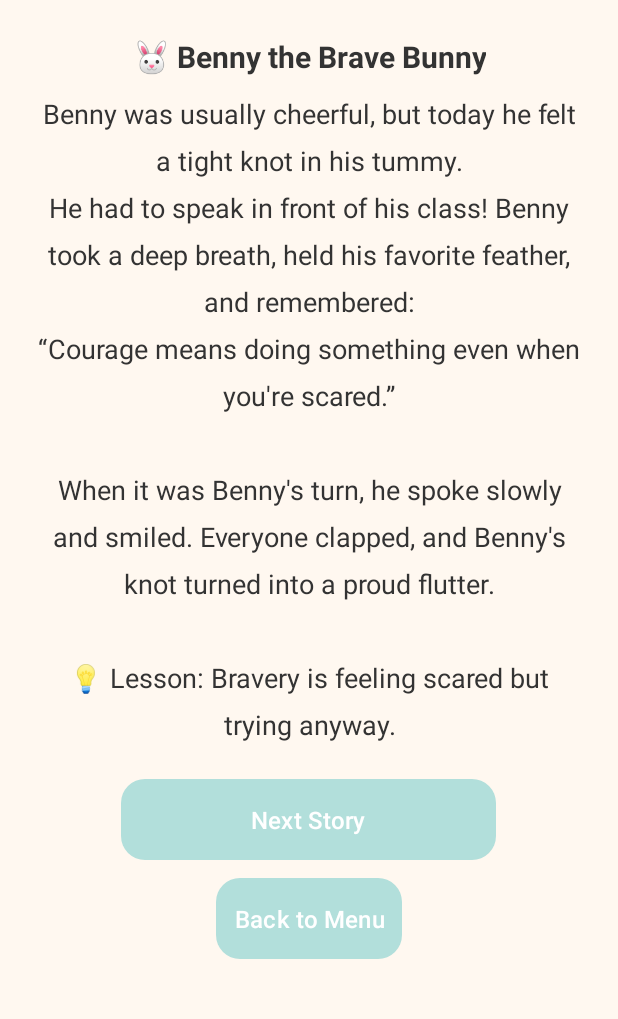
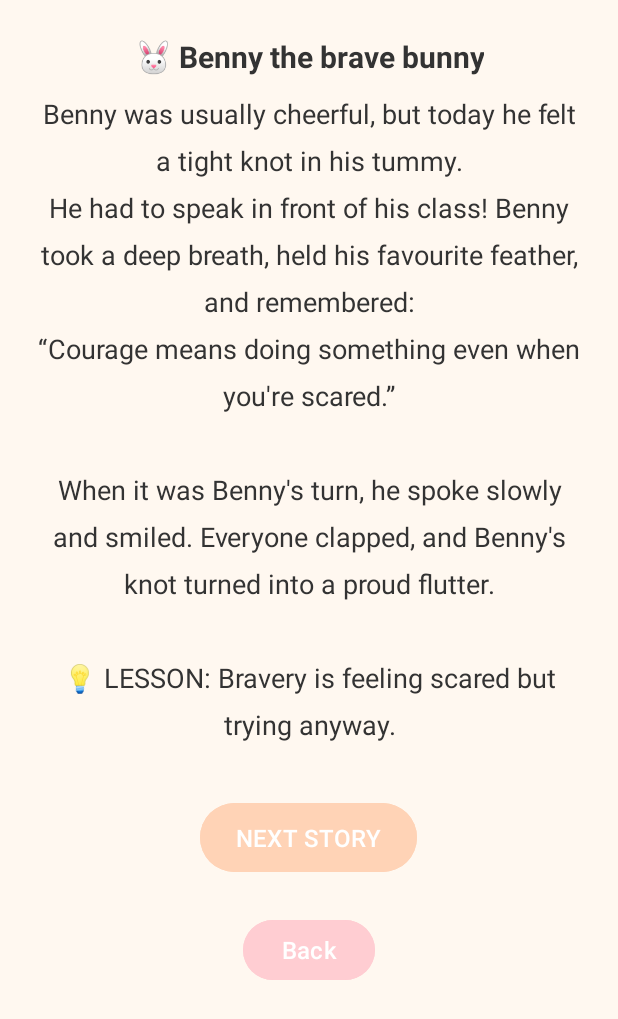
Before and after one commit to noeliarozado/FeelingsExplorer, an Android app: the StoryActivity screen opened directly, with no data from a screen before it, on a phone screen of 412 x 824 dp. Shown: the top 1019 px of the screen. Run offline under Robolectric (Android 15) with nearby library versions, the phone set to English and light mode, and no system bars.

Commit message:
Improved stories

```diff
--- a/app/src/main/java/com/example/feelingsexplorer/StoryActivity.kt
+++ b/app/src/main/java/com/example/feelingsexplorer/StoryActivity.kt
@@ -13,74 +13,74 @@ class StoryActivity : AppCompatActivity() {
     private lateinit var btnBack: Button
 
     private val stories = listOf(
-        Pair("🐰 Benny the Brave Bunny", """
+        Pair("🐰 Benny the brave bunny", """
             Benny was usually cheerful, but today he felt a tight knot in his tummy.
-            He had to speak in front of his class! Benny took a deep breath, held his favorite feather, and remembered:
+            He had to speak in front of his class! Benny took a deep breath, held his favourite feather, and remembered:
             “Courage means doing something even when you're scared.”
 
             When it was Benny's turn, he spoke slowly and smiled. Everyone clapped, and Benny's knot turned into a proud flutter.
 
-            💡 Lesson: Bravery is feeling scared but trying anyway.
+            💡 LESSON: Bravery is feeling scared but trying anyway.
         """.trimIndent()),
 
-        Pair("🐢 Timmy the Turtle’s Angry Day", """
-            Timmy loved coloring. But when Mia grabbed his crayon, he shouted and stormed off.
+        Pair("🐢 Timmy the turtle’s angry day", """
+            Timmy loved colouring. But when Mia grabbed his crayon, he shouted and stormed off.
 
             Miss Owl saw everything. “Timmy, let’s take deep breaths,” she said. After 5 slow breaths, Timmy felt better.
 
             Later, he told Mia how he felt — with calm words. She said sorry and gave him a sticker.
 
-            💡 Lesson: Anger is okay, but calm words help more.
+            💡 LESSON: Anger is okay, but calm words help more.
         """.trimIndent()),
 
-        Pair("🐘 Ellie and the Thunderstorm", """
-            Ellie the Elephant hated storms. One night, she hid under her bed.
+        Pair("🐘 Ellie and the thunderstorm", """
+            Ellie the elephant hated storms. One night, she hid under her bed.
 
             Her sister Emma taught her a breathing trick — “Smell the flower, blow out the candle.” It helped!
 
             Ellie still heard thunder, but she felt braver with her sister’s help.
 
-            💡 Lesson: Breathing and connection help us feel calm.
+            💡 LESSON: Breathing and connection help us feel calm.
         """.trimIndent()),
 
-        Pair("🦊 Fiona the Fox Finds a Friend", """
+        Pair("🦊 Fiona the fox finds a friend", """
             Fiona just moved to a new forest and felt shy.
 
             She saw a little fox struggling with shoelaces. She helped him. “Thanks,” he smiled. “I’m Leo.”
 
             From that day, Fiona and Leo played together every recess.
 
-            💡 Lesson: Helping others can create new friendships.
+            💡 LESSON: Helping others can create new friendships.
         """.trimIndent()),
 
-        Pair("🐻 Bea the Bear’s Deep Breaths Before Bed", """
-            Bea the Bear was full of energy at bedtime. She tossed and turned, thinking about the next day.
+        Pair("🐻 Bea the bear’s deep breaths before bed", """
+            Bea the bear was full of energy at bedtime. She tossed and turned, thinking about the next day.
 
             Her dad said, “Let’s try the 4-4-4 trick: Breathe in for 4, hold for 4, out for 4.” They did it together.
 
             Bea’s eyes got heavy. She snuggled under her blanket and drifted to sleep.
 
-            💡 Lesson: Calm breathing helps our minds rest.
+            💡 LESSON: Calm breathing helps our minds rest.
         """.trimIndent()),
 
-        Pair("🐱 Cleo the Cat and the Lost Toy", """
+        Pair("🐱 Cleo the cat and the lost toy", """
             Cleo couldn’t find her favorite toy mouse. She meowed, searched everywhere, and even cried.
 
             Her grandma said, “Let’s pause, breathe, and think.” Cleo closed her eyes and remembered: it was under the couch!
 
             She felt proud for calming down and solving the problem.
 
-            💡 Lesson: Pausing helps us think clearly.
+            💡 LESSON: Pausing helps us think clearly.
         """.trimIndent()),
 
-        Pair("🐦 Pip the Parrot Learns to Listen", """
+        Pair("🐦 Pip the parrot learns to listen", """
             Pip loved talking — squawk, squawk, squawk! But during games, he interrupted his friends a lot.
 
             One day, Ellie the Elephant said, “Pip, we feel unheard.” Pip felt sad.
 
             He practiced listening and waiting his turn. His friends noticed — and gave him a shiny listening badge!
 
-            💡 Lesson: Listening helps everyone feel valued.
+            💡 LESSON: Listening helps everyone feel valued.
         """.trimIndent())
     )
 
--- a/app/src/main/res/layout/activity_parents_guide.xml
+++ b/app/src/main/res/layout/activity_parents_guide.xml
@@ -122,7 +122,7 @@
             android:gravity="center"
             android:paddingBottom="24dp" />
 
-        <!-- Back Button -->
+        <!-- Back button -->
         <Button
             android:id="@+id/btnBack"
             android:layout_width="wrap_content"
--- a/app/src/main/res/layout/activity_story.xml
+++ b/app/src/main/res/layout/activity_story.xml
@@ -35,14 +35,32 @@
 
         <Button
             android:id="@+id/btnNextStory"
-            style="@style/RoundedButton"
-            android:text="Next Story" />
+            android:layout_width="wrap_content"
+            android:layout_height="wrap_content"
+            android:text="NEXT STORY"
+            android:textSize="16sp"
+            android:textColor="@color/button_text"
+            android:backgroundTint="@color/cozy_peach"
+            android:paddingLeft="24dp"
+            android:paddingRight="24dp"
+            android:paddingTop="12dp"
+            android:paddingBottom="12dp"
+            android:layout_marginTop="12dp"
+            android:drawablePadding="18dp"
+            android:layout_marginStart="16dp"
+            android:layout_marginEnd="16dp" />
 
         <Button
             android:id="@+id/btnBackToMenu"
-            style="@style/RoundedButtonSpecial"
-            android:text="Back to Menu"
-            android:layout_marginTop="12dp" />
+            android:layout_width="wrap_content"
+            android:layout_height="wrap_content"
+            android:text="Back"
+            android:textSize="16sp"
+            android:textColor="@color/button_text"
+            android:backgroundTint="@color/cozy_red"
+            android:padding="8dp"
+            android:layout_marginTop="24dp"
+            android:drawablePadding="8dp" />
 
     </LinearLayout>
 </ScrollView>
--- /dev/null
+++ b/app/src/main/res/navigation/nav_graph2.xml
@@ -0,0 +1,28 @@
+<?xml version="1.0" encoding="utf-8"?>
+<navigation xmlns:android="http://schemas.android.com/apk/res/android"
+    xmlns:app="http://schemas.android.com/apk/res-auto"
+    xmlns:tools="http://schemas.android.com/tools"
+    android:id="@+id/nav_graph2"
+    app:startDestination="@id/FirstFragment">
+
+    <fragment
+        android:id="@+id/FirstFragment"
+        android:name="com.example.feelingsexplorer.FirstFragment"
+        android:label="@string/first_fragment_label"
+        tools:layout="@layout/fragment_first">
+
+        <action
+            android:id="@+id/action_FirstFragment_to_SecondFragment"
+            app:destination="@id/SecondFragment" />
+    </fragment>
+    <fragment
+        android:id="@+id/SecondFragment"
+        android:name="com.example.feelingsexplorer.SecondFragment"
+        android:label="@string/second_fragment_label"
+        tools:layout="@layout/fragment_second">
+
+        <action
+            android:id="@+id/action_SecondFragment_to_FirstFragment"
+            app:destination="@id/FirstFragment" />
+    </fragment>
+</navigation>
```
